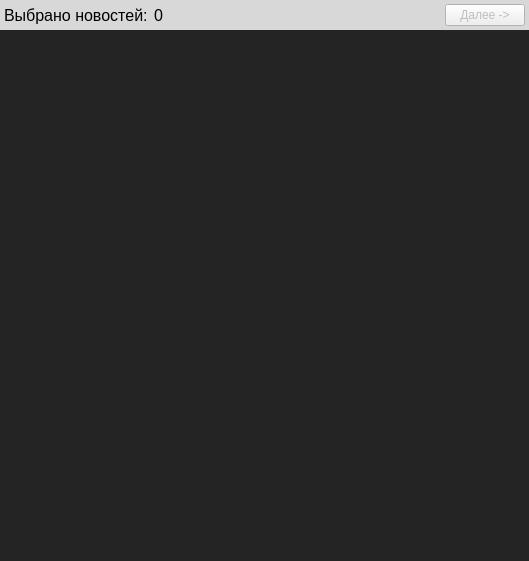
The window that resourses/MainForm.ui (sashgorokhov-heaven/python-9gag-gui-old) describes before a commit, drawn with Qt 5.
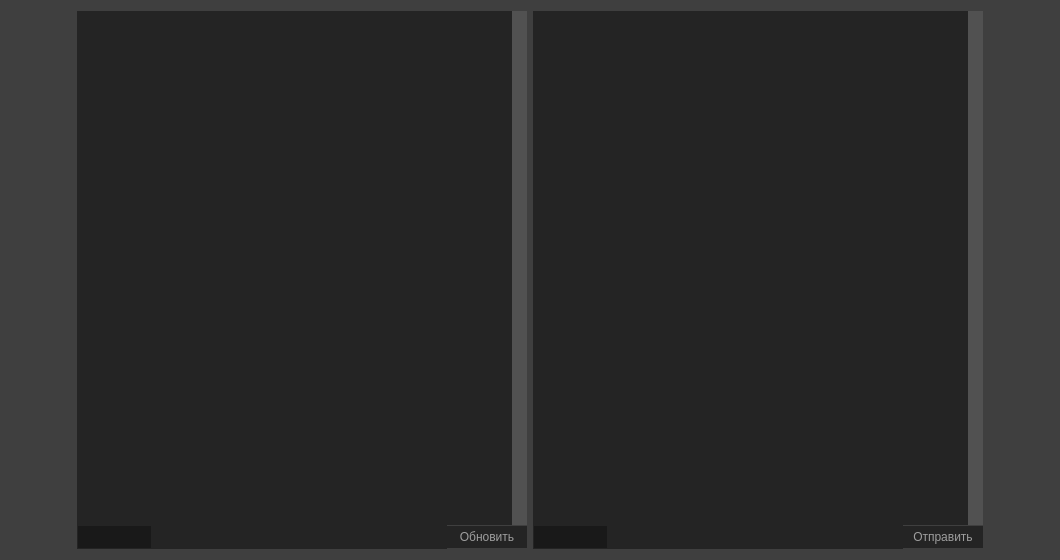
The same window after the commit. The open tabs and pages were chosen to show the change. Icons and pictures are not drawn.

```diff
--- a/resourses/MainForm.ui
+++ b/resourses/MainForm.ui
@@ -6,19 +6,19 @@
    <rect>
     <x>0</x>
     <y>0</y>
-    <width>529</width>
-    <height>561</height>
+    <width>1060</width>
+    <height>560</height>
    </rect>
   </property>
   <property name="sizePolicy">
-   <sizepolicy hsizetype="MinimumExpanding" vsizetype="MinimumExpanding">
+   <sizepolicy hsizetype="MinimumExpanding" vsizetype="Expanding">
     <horstretch>0</horstretch>
     <verstretch>0</verstretch>
    </sizepolicy>
   </property>
   <property name="minimumSize">
    <size>
-    <width>506</width>
+    <width>942</width>
     <height>560</height>
    </size>
   </property>
@@ -28,18 +28,27 @@
      <colorrole role="Base">
       <brush brushstyle="SolidPattern">
        <color alpha="255">
-        <red>255</red>
-        <green>255</green>
-        <blue>255</blue>
+        <red>118</red>
+        <green>118</green>
+        <blue>118</blue>
        </color>
       </brush>
      </colorrole>
      <colorrole role="Window">
       <brush brushstyle="SolidPattern">
        <color alpha="255">
-        <red>216</red>
-        <green>216</green>
-        <blue>216</blue>
+        <red>63</red>
+        <green>63</green>
+        <blue>63</blue>
+       </color>
+      </brush>
+     </colorrole>
+     <colorrole role="AlternateBase">
+      <brush brushstyle="SolidPattern">
+       <color alpha="255">
+        <red>118</red>
+        <green>118</green>
+        <blue>118</blue>
        </color>
       </brush>
      </colorrole>
@@ -48,18 +57,27 @@
      <colorrole role="Base">
       <brush brushstyle="SolidPattern">
        <color alpha="255">
-        <red>255</red>
-        <green>255</green>
-        <blue>255</blue>
+        <red>118</red>
+        <green>118</green>
+        <blue>118</blue>
        </color>
       </brush>
      </colorrole>
      <colorrole role="Window">
       <brush brushstyle="SolidPattern">
        <color alpha="255">
-        <red>216</red>
-        <green>216</green>
-        <blue>216</blue>
+        <red>63</red>
+        <green>63</green>
+        <blue>63</blue>
+       </color>
+      </brush>
+     </colorrole>
+     <colorrole role="AlternateBase">
+      <brush brushstyle="SolidPattern">
+       <color alpha="255">
+        <red>118</red>
+        <green>118</green>
+        <blue>118</blue>
        </color>
       </brush>
      </colorrole>
@@ -68,18 +86,27 @@
      <colorrole role="Base">
       <brush brushstyle="SolidPattern">
        <color alpha="255">
-        <red>216</red>
-        <green>216</green>
-        <blue>216</blue>
+        <red>63</red>
+        <green>63</green>
+        <blue>63</blue>
        </color>
       </brush>
      </colorrole>
      <colorrole role="Window">
       <brush brushstyle="SolidPattern">
        <color alpha="255">
-        <red>216</red>
-        <green>216</green>
-        <blue>216</blue>
+        <red>63</red>
+        <green>63</green>
+        <blue>63</blue>
+       </color>
+      </brush>
+     </colorrole>
+     <colorrole role="AlternateBase">
+      <brush brushstyle="SolidPattern">
+       <color alpha="255">
+        <red>118</red>
+        <green>118</green>
+        <blue>118</blue>
        </color>
       </brush>
      </colorrole>
@@ -96,95 +123,47 @@
   <property name="autoFillBackground">
    <bool>true</bool>
   </property>
-  <layout class="QVBoxLayout" name="verticalLayout">
-   <property name="spacing">
-    <number>0</number>
-   </property>
-   <property name="margin">
-    <number>0</number>
-   </property>
-   <item>
+  <layout class="QGridLayout" name="gridLayout">
+   <item row="0" column="3">
+    <spacer name="horizontalSpacer_2">
+     <property name="orientation">
+      <enum>Qt::Horizontal</enum>
+     </property>
+     <property name="sizeHint" stdset="0">
+      <size>
+       <width>40</width>
+       <height>20</height>
+      </size>
+     </property>
+    </spacer>
+   </item>
+   <item row="0" column="0">
+    <spacer name="horizontalSpacer">
+     <property name="orientation">
+      <enum>Qt::Horizontal</enum>
+     </property>
+     <property name="sizeHint" stdset="0">
+      <size>
+       <width>40</width>
+       <height>20</height>
+      </size>
+     </property>
+    </spacer>
+   </item>
+   <item row="0" column="2">
     <layout class="QHBoxLayout" name="horizontalLayout">
-     <property name="spacing">
-      <number>6</number>
+     <property name="sizeConstraint">
+      <enum>QLayout::SetDefaultConstraint</enum>
      </property>
-     <property name="margin">
-      <number>4</number>
-     </property>
      <item>
-      <widget class="QLabel" name="label">
-       <property name="font">
-        <font>
-         <family>Segoe UI</family>
-         <pointsize>12</pointsize>
-        </font>
-       </property>
-       <property name="frameShape">
-        <enum>QFrame::NoFrame</enum>
-       </property>
-       <property name="text">
-        <string>Выбрано новостей:</string>
-       </property>
-      </widget>
-     </item>
-     <item>
-      <widget class="QLabel" name="countLabel">
-       <property name="font">
-        <font>
-         <family>Segoe UI</family>
-         <pointsize>12</pointsize>
-        </font>
-       </property>
-       <property name="frameShape">
-        <enum>QFrame::NoFrame</enum>
-       </property>
-       <property name="text">
-        <string>0</string>
-       </property>
-      </widget>
-     </item>
-     <item>
-      <spacer name="horizontalSpacer">
-       <property name="orientation">
-        <enum>Qt::Horizontal</enum>
-       </property>
-       <property name="sizeHint" stdset="0">
-        <size>
-         <width>40</width>
-         <height>20</height>
-        </size>
-       </property>
-      </spacer>
-     </item>
-     <item>
-      <widget class="QPushButton" name="nextButton">
-       <property name="enabled">
-        <bool>false</bool>
-       </property>
-       <property name="text">
-        <string>Далее -&gt;</string>
-       </property>
-      </widget>
-     </item>
-    </layout>
-   </item>
-   <item>
-    <widget class="QStackedWidget" name="stackedWidget">
-     <property name="currentIndex">
-      <number>0</number>
-     </property>
-     <widget class="QWidget" name="feedPage">
       <layout class="QVBoxLayout" name="verticalLayout_2">
        <property name="spacing">
         <number>0</number>
        </property>
-       <property name="margin">
-        <number>0</number>
-       </property>
        <item>
         <widget class="QListWidget" name="feedList">
          <property name="sizePolicy">
-          <sizepolicy hsizetype="Expanding" vsizetype="Expanding">
+          <sizepolicy hsizetype="Fixed" vsizetype="MinimumExpanding">
            <horstretch>0</horstretch>
            <verstretch>0</verstretch>
           </sizepolicy>
@@ -192,6 +171,12 @@
          <property name="minimumSize">
           <size>
            <width>450</width>
+           <height>450</height>
+          </size>
+         </property>
+         <property name="baseSize">
+          <size>
+           <width>450</width>
            <height>0</height>
           </size>
          </property>
@@ -232,9 +217,33 @@
            </disabled>
           </palette>
          </property>
+         <property name="styleSheet">
+          <string notr="true">QScrollBar:vertical  {
+                background: none;
+                background-color: rgb(36, 36, 36);
+                width: 15px;
+            }
+            QScrollBar::handle:vertical  {
+                background: rgb(81, 81, 81);
+                border-radius: 10px;
+                min-height: 20px;
+            }
+            QScrollBar::add-line:vertical, QScrollBar::sub-line:vertical  {
+                background: none;
+            }
+            QScrollBar::up-arrow:vertical, QScrollBar::down-arrow:vertical  {
+                background: none;
+            }
+            QScrollBar::add-page:vertical, QScrollBar::sub-page:vertical  {
+                background: none;
+            }</string>
+         </property>
          <property name="frameShape">
           <enum>QFrame::NoFrame</enum>
          </property>
+         <property name="verticalScrollBarPolicy">
+          <enum>Qt::ScrollBarAlwaysOn</enum>
+         </property>
          <property name="horizontalScrollBarPolicy">
           <enum>Qt::ScrollBarAlwaysOff</enum>
          </property>
@@ -246,20 +255,141 @@
          </property>
         </widget>
        </item>
+       <item>
+        <layout class="QHBoxLayout" name="horizontalLayout_3">
+         <property name="spacing">
+          <number>0</number>
+         </property>
+         <item>
+          <widget class="QProgressBar" name="feedProgressBar">
+           <property name="styleSheet">
+            <string notr="true">QProgressBar {
+padding: 1px;
+border-color: rgb(36, 36, 36);
+background: rgb(36, 36, 36);
+}
+QProgressBar::chunk {
+background: rgb(25, 25, 25)
+}</string>
+           </property>
+           <property name="value">
+            <number>20</number>
+           </property>
+           <property name="textVisible">
+            <bool>false</bool>
+           </property>
+           <property name="invertedAppearance">
+            <bool>false</bool>
+           </property>
+          </widget>
+         </item>
+         <item>
+          <widget class="QPushButton" name="refreshButton">
+           <property name="palette">
+            <palette>
+             <active>
+              <colorrole role="Button">
+               <brush brushstyle="SolidPattern">
+                <color alpha="255">
+                 <red>36</red>
+                 <green>36</green>
+                 <blue>36</blue>
+                </color>
+               </brush>
+              </colorrole>
+              <colorrole role="ButtonText">
+               <brush brushstyle="SolidPattern">
+                <color alpha="255">
+                 <red>158</red>
+                 <green>158</green>
+                 <blue>158</blue>
+                </color>
+               </brush>
+              </colorrole>
+             </active>
+             <inactive>
+              <colorrole role="Button">
+               <brush brushstyle="SolidPattern">
+                <color alpha="255">
+                 <red>36</red>
+                 <green>36</green>
+                 <blue>36</blue>
+                </color>
+               </brush>
+              </colorrole>
+              <colorrole role="ButtonText">
+               <brush brushstyle="SolidPattern">
+                <color alpha="255">
+                 <red>158</red>
+                 <green>158</green>
+                 <blue>158</blue>
+                </color>
+               </brush>
+              </colorrole>
+             </inactive>
+             <disabled>
+              <colorrole role="Button">
+               <brush brushstyle="SolidPattern">
+                <color alpha="255">
+                 <red>36</red>
+                 <green>36</green>
+                 <blue>36</blue>
+                </color>
+               </brush>
+              </colorrole>
+              <colorrole role="ButtonText">
+               <brush brushstyle="SolidPattern">
+                <color alpha="255">
+                 <red>120</red>
+                 <green>120</green>
+                 <blue>120</blue>
+                </color>
+               </brush>
+              </colorrole>
+             </disabled>
+            </palette>
+           </property>
+           <property name="font">
+            <font>
+             <family>Segoe UI</family>
+            </font>
+           </property>
+           <property name="autoFillBackground">
+            <bool>true</bool>
+           </property>
+           <property name="text">
+            <string>Обновить</string>
+           </property>
+           <property name="checkable">
+            <bool>false</bool>
+           </property>
+           <property name="checked">
+            <bool>false</bool>
+           </property>
+           <property name="autoRepeat">
+            <bool>true</bool>
+           </property>
+           <property name="default">
+            <bool>false</bool>
+           </property>
+           <property name="flat">
+            <bool>true</bool>
+           </property>
+          </widget>
+         </item>
+        </layout>
+       </item>
       </layout>
-     </widget>
-     <widget class="QWidget" name="editPage">
-      <layout class="QVBoxLayout" name="verticalLayout_3">
+     </item>
+     <item>
+      <layout class="QVBoxLayout" name="verticalLayout">
        <property name="spacing">
         <number>0</number>
        </property>
-       <property name="margin">
-        <number>0</number>
-       </property>
        <item>
         <widget class="QListWidget" name="editList">
          <property name="sizePolicy">
-          <sizepolicy hsizetype="Expanding" vsizetype="Expanding">
+          <sizepolicy hsizetype="Fixed" vsizetype="MinimumExpanding">
            <horstretch>0</horstretch>
            <verstretch>0</verstretch>
           </sizepolicy>
@@ -267,6 +397,12 @@
          <property name="minimumSize">
           <size>
            <width>450</width>
+           <height>450</height>
+          </size>
+         </property>
+         <property name="baseSize">
+          <size>
+           <width>450</width>
            <height>0</height>
           </size>
          </property>
@@ -307,9 +443,33 @@
            </disabled>
           </palette>
          </property>
+         <property name="styleSheet">
+          <string notr="true">QScrollBar:vertical  {
+                background: none;
+                background-color: rgb(36, 36, 36);
+                width: 15px;
+            }
+            QScrollBar::handle:vertical  {
+                background: rgb(81, 81, 81);
+                border-radius: 10px;
+                min-height: 20px;
+            }
+            QScrollBar::add-line:vertical, QScrollBar::sub-line:vertical  {
+                background: none;
+            }
+            QScrollBar::up-arrow:vertical, QScrollBar::down-arrow:vertical  {
+                background: none;
+            }
+            QScrollBar::add-page:vertical, QScrollBar::sub-page:vertical  {
+                background: none;
+            }</string>
+         </property>
          <property name="frameShape">
           <enum>QFrame::NoFrame</enum>
          </property>
+         <property name="verticalScrollBarPolicy">
+          <enum>Qt::ScrollBarAlwaysOn</enum>
+         </property>
          <property name="horizontalScrollBarPolicy">
           <enum>Qt::ScrollBarAlwaysOff</enum>
          </property>
@@ -321,9 +481,133 @@
          </property>
         </widget>
        </item>
+       <item>
+        <layout class="QHBoxLayout" name="horizontalLayout_2">
+         <property name="spacing">
+          <number>0</number>
+         </property>
+         <item>
+          <widget class="QProgressBar" name="editProgressBar">
+           <property name="styleSheet">
+            <string notr="true">QProgressBar {
+padding: 1px;
+border-color: rgb(36, 36, 36);
+background: rgb(36, 36, 36);
+}
+QProgressBar::chunk {
+background: rgb(25, 25, 25)
+}</string>
+           </property>
+           <property name="value">
+            <number>20</number>
+           </property>
+           <property name="textVisible">
+            <bool>false</bool>
+           </property>
+           <property name="invertedAppearance">
+            <bool>false</bool>
+           </property>
+          </widget>
+         </item>
+         <item>
+          <widget class="QPushButton" name="sendButton">
+           <property name="palette">
+            <palette>
+             <active>
+              <colorrole role="Button">
+               <brush brushstyle="SolidPattern">
+                <color alpha="255">
+                 <red>36</red>
+                 <green>36</green>
+                 <blue>36</blue>
+                </color>
+               </brush>
+              </colorrole>
+              <colorrole role="ButtonText">
+               <brush brushstyle="SolidPattern">
+                <color alpha="255">
+                 <red>158</red>
+                 <green>158</green>
+                 <blue>158</blue>
+                </color>
+               </brush>
+              </colorrole>
+             </active>
+             <inactive>
+              <colorrole role="Button">
+               <brush brushstyle="SolidPattern">
+                <color alpha="255">
+                 <red>36</red>
+                 <green>36</green>
+                 <blue>36</blue>
+                </color>
+               </brush>
+              </colorrole>
+              <colorrole role="ButtonText">
+               <brush brushstyle="SolidPattern">
+                <color alpha="255">
+                 <red>158</red>
+                 <green>158</green>
+                 <blue>158</blue>
+                </color>
+               </brush>
+              </colorrole>
+             </inactive>
+             <disabled>
+              <colorrole role="Button">
+               <brush brushstyle="SolidPattern">
+                <color alpha="255">
+                 <red>36</red>
+                 <green>36</green>
+                 <blue>36</blue>
+                </color>
+               </brush>
+              </colorrole>
+              <colorrole role="ButtonText">
+               <brush brushstyle="SolidPattern">
+                <color alpha="255">
+                 <red>120</red>
+                 <green>120</green>
+                 <blue>120</blue>
+                </color>
+               </brush>
+              </colorrole>
+             </disabled>
+            </palette>
+           </property>
+           <property name="font">
+            <font>
+             <family>Segoe UI</family>
+            </font>
+           </property>
+           <property name="autoFillBackground">
+            <bool>true</bool>
+           </property>
+           <property name="text">
+            <string>Отправить</string>
+           </property>
+           <property name="checkable">
+            <bool>false</bool>
+           </property>
+           <property name="checked">
+            <bool>false</bool>
+           </property>
+           <property name="autoRepeat">
+            <bool>true</bool>
+           </property>
+           <property name="default">
+            <bool>false</bool>
+           </property>
+           <property name="flat">
+            <bool>true</bool>
+           </property>
+          </widget>
+         </item>
+        </layout>
+       </item>
       </layout>
-     </widget>
-    </widget>
+     </item>
+    </layout>
    </item>
   </layout>
  </widget>
```
